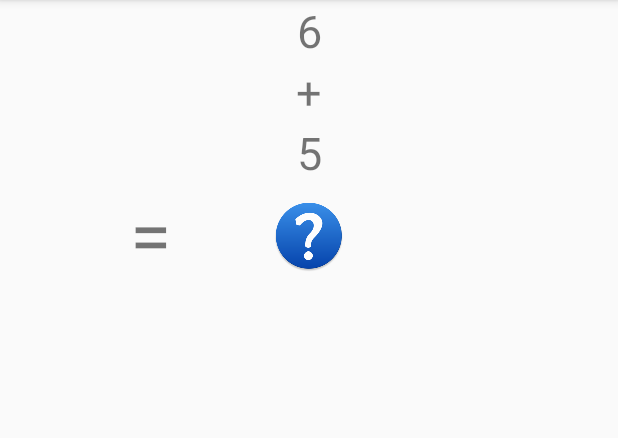
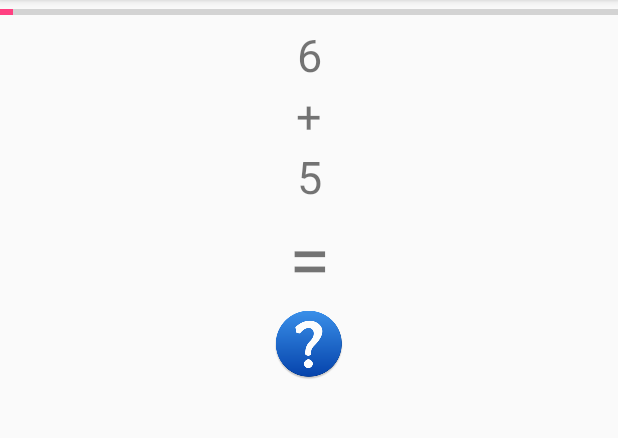
Before and after one commit to knair99/LayoutMathQuiz, an Android app: the fragment QuestionFragment shown on its own in the app's theme, on a phone screen of 412 x 824 dp, the part 84-522 px from its top. Run offline under Robolectric (Android 15) with nearby library versions, the phone set to English and light mode, and no system bars; 2 statements that could not run were skipped.

Commit message:
Added progress bar. TODO: Test + test onPause, onResume, etc

```diff
--- a/app/src/main/java/com/example/nimma/mathquiz/QuestionFragment.java
+++ b/app/src/main/java/com/example/nimma/mathquiz/QuestionFragment.java
@@ -17,6 +17,7 @@ import android.view.ViewGroup;
 import android.view.Window;
 import android.view.WindowManager;
 import android.widget.ImageView;
+import android.widget.ProgressBar;
 import android.widget.TextView;
 import android.widget.Toast;
 
@@ -143,6 +144,8 @@ public class QuestionFragment extends Fragment {
         ab.getSupportActionBar().setTitle(title);
 
 
+
+
         //Schedule a new question for five seconds
         //ScheduleNewQuestion();
         if(!bQuizOver && !bDontStartTimer) {
@@ -158,9 +161,14 @@ public class QuestionFragment extends Fragment {
 
             public void onTick(long millisUntilFinished) {
                 //Countdown logic here
+                //Show progress bar
+                ProgressBar pb = (ProgressBar) getView().findViewById(R.id.progressBar);
+                pb.setProgress(pb.getProgress() + 1);
             }
 
             public void onFinish() {
+                ProgressBar pb = (ProgressBar) getView().findViewById(R.id.progressBar);
+                pb.setProgress(pb.getProgress() + 1);
                 SetImageForAnswer("wrong");
                 MoveToNextQuestion();
             }
--- a/app/src/main/java/com/example/nimma/mathquiz/QuizActivity.java
+++ b/app/src/main/java/com/example/nimma/mathquiz/QuizActivity.java
@@ -14,6 +14,7 @@ import android.os.Bundle;
 import android.view.MenuItem;
 import android.view.View;
 import android.widget.Button;
+import android.widget.ProgressBar;
 
 
 public class QuizActivity extends AppCompatActivity implements NumberPadFragment.OnAnswerInput{
@@ -32,6 +33,10 @@ public class QuizActivity extends AppCompatActivity implements NumberPadFragment
         setContentView(R.layout.activity_quiz);
 
         getSupportActionBar().setDisplayHomeAsUpEnabled(true);
+
+        //Init progressBar
+        ProgressBar pb = (ProgressBar) findViewById(R.id.progressBar);
+        pb.setMax(5); //For five seconds
 
 
         //Make sure we know the fragment instances
--- a/app/src/main/res/layout-land/fragment_question.xml
+++ b/app/src/main/res/layout-land/fragment_question.xml
@@ -5,11 +5,20 @@
     android:layout_height="match_parent"
     android:orientation="vertical">
 
+
+    <ProgressBar
+        style="?android:attr/progressBarStyleHorizontal"
+        android:layout_width="match_parent"
+        android:layout_height="wrap_content"
+        android:id="@+id/progressBar"
+        android:layout_alignParentTop="true"
+        android:layout_centerHorizontal="true" />
+
     <TextView
         android:id="@+id/operand1_textview"
         android:layout_width="200dp"
         android:layout_height="wrap_content"
-        android:layout_alignParentTop="true"
+        android:layout_below="@+id/progressBar"
         android:layout_centerHorizontal="true"
         android:layout_marginTop="6dp"
         android:text="21"
--- a/app/src/main/res/layout-sw600dp-land/fragment_question.xml
+++ b/app/src/main/res/layout-sw600dp-land/fragment_question.xml
@@ -6,11 +6,19 @@
     android:layout_height="match_parent"
     android:orientation="vertical">
 
+    <ProgressBar
+        style="?android:attr/progressBarStyleHorizontal"
+        android:layout_width="match_parent"
+        android:layout_height="wrap_content"
+        android:id="@+id/progressBar"
+        android:layout_alignParentTop="true"
+        android:layout_centerHorizontal="true" />
+
     <TextView
         android:id="@+id/operand1_textview"
         android:layout_width="200dp"
         android:layout_height="wrap_content"
-        android:layout_alignParentTop="true"
+        android:layout_below="@+id/progressBar"
         android:text="21"
         android:textAlignment="center"
         android:textSize="50dp" />
--- a/app/src/main/res/layout-sw600dp/fragment_question.xml
+++ b/app/src/main/res/layout-sw600dp/fragment_question.xml
@@ -5,6 +5,28 @@
     android:layout_height="match_parent"
     android:orientation="vertical">
 
+
+    <ProgressBar
+        style="?android:attr/progressBarStyleHorizontal"
+        android:layout_width="match_parent"
+        android:layout_height="wrap_content"
+        android:id="@+id/progressBar"
+        android:layout_alignParentTop="true"
+        android:layout_centerHorizontal="true" />
+
+
+    <TextView
+        android:id="@+id/operand1_textview"
+        android:layout_width="200dp"
+        android:layout_height="wrap_content"
+        android:layout_alignParentEnd="true"
+        android:layout_alignParentStart="true"
+        android:layout_below="@+id/progressBar"
+        android:layout_alignBottom="@+id/operator_textview"
+        android:gravity="center"
+        android:text="21"
+        android:textAlignment="center"
+        android:textSize="30sp" />
 
     <TextView
         android:id="@+id/operator_textview"
@@ -18,18 +40,6 @@
         android:textAlignment="center"
         android:textSize="30sp" />
 
-    <TextView
-        android:id="@+id/operand1_textview"
-        android:layout_width="200dp"
-        android:layout_height="wrap_content"
-        android:layout_alignParentEnd="true"
-        android:layout_alignParentStart="true"
-        android:layout_alignParentTop="true"
-        android:layout_marginTop="35dp"
-        android:gravity="center"
-        android:text="21"
-        android:textAlignment="center"
-        android:textSize="30sp" />
 
     <TextView
         android:id="@+id/operand2_textview"
@@ -66,4 +76,5 @@
         android:layout_centerHorizontal="true" />
 
 
+
 </RelativeLayout>
--- a/app/src/main/res/layout/fragment_question.xml
+++ b/app/src/main/res/layout/fragment_question.xml
@@ -5,58 +5,68 @@
     android:layout_height="match_parent"
     android:orientation="vertical">
 
+    <ProgressBar
+        style="?android:attr/progressBarStyleHorizontal"
+        android:layout_width="match_parent"
+        android:layout_height="wrap_content"
+        android:id="@+id/progressBar"
+        android:layout_alignParentTop="true"
+        android:layout_centerHorizontal="true" />
+
+
     <TextView
         android:id="@+id/operand1_textview"
         android:layout_width="200dp"
         android:layout_height="wrap_content"
-        android:layout_alignParentEnd="true"
-        android:layout_alignParentStart="true"
-        android:layout_alignParentTop="true"
         android:text="21"
         android:textAlignment="center"
-        android:textSize="30dp" />
+        android:textSize="30dp"
+        android:layout_alignParentStart="true"
+        android:layout_alignParentEnd="true"
+        android:layout_below="@+id/progressBar" />
 
     <TextView
         android:id="@+id/operator_textview"
         android:layout_width="200dp"
         android:layout_height="wrap_content"
-        android:layout_alignParentEnd="true"
-        android:layout_alignStart="@+id/operand1_textview"
-        android:layout_below="@+id/operand1_textview"
         android:text="+"
         android:textAlignment="center"
-        android:textSize="30dp" />
+        android:textSize="30dp"
+        android:layout_below="@+id/operand1_textview"
+        android:layout_alignParentStart="true"
+        android:layout_alignParentEnd="true" />
 
     <TextView
         android:id="@+id/operand2_textview"
         android:layout_width="200dp"
         android:layout_height="wrap_content"
-        android:layout_alignParentEnd="true"
-        android:layout_alignStart="@+id/operator_textview"
-        android:layout_below="@+id/operator_textview"
         android:text="34"
         android:textAlignment="center"
-        android:textSize="30dp" />
+        android:textSize="30dp"
+        android:layout_below="@+id/operator_textview"
+        android:layout_alignParentStart="true"
+        android:layout_alignParentEnd="true" />
 
 
     <TextView
         android:id="@+id/answer_textview"
         android:layout_width="200dp"
         android:layout_height="wrap_content"
-        android:layout_alignStart="@+id/operand2_textview"
-        android:layout_below="@+id/operand2_textview"
         android:text="="
         android:textAlignment="center"
-        android:textSize="50dp" />
+        android:textSize="50dp"
+        android:layout_below="@+id/operand2_textview"
+        android:layout_alignParentStart="true"
+        android:layout_alignParentEnd="true" />
 
     <ImageView
         android:id="@+id/quiz_icon_placeholder"
         android:layout_width="wrap_content"
         android:layout_height="wrap_content"
-        android:layout_below="@+id/operand2_textview"
-        android:layout_centerHorizontal="true"
-        android:layout_marginTop="11dp"
-        app:srcCompat="@mipmap/question" />
+        app:srcCompat="@mipmap/question"
+        android:layout_below="@+id/answer_textview"
+        android:layout_centerHorizontal="true" />
+
 
 
 </RelativeLayout>
```
